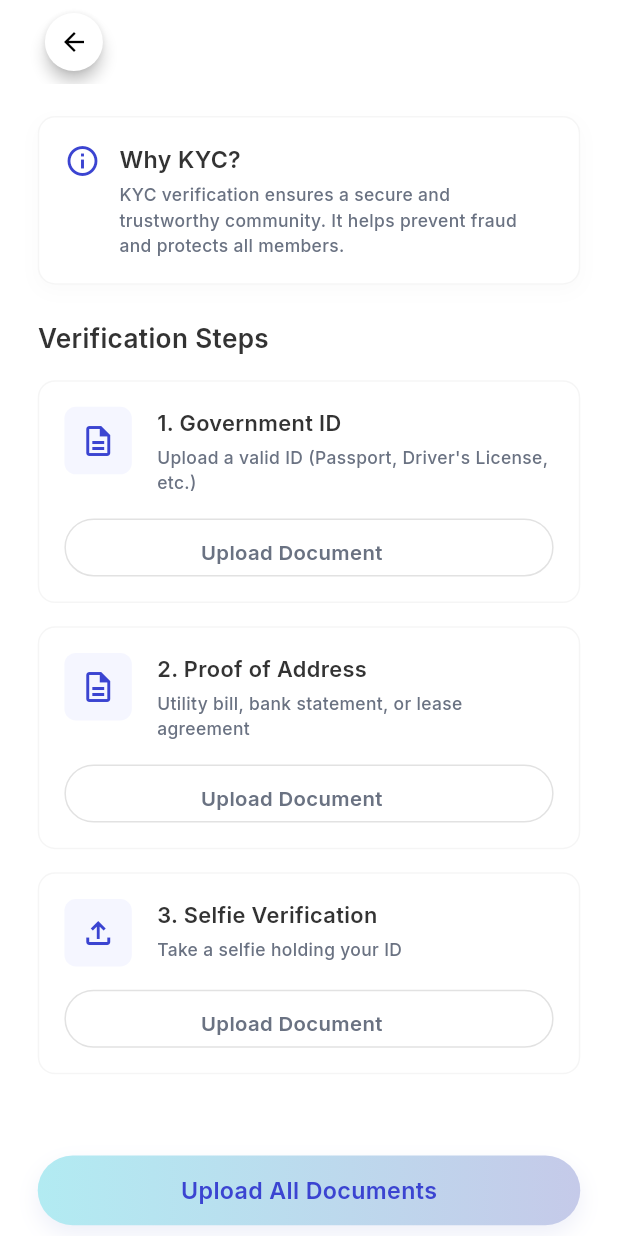
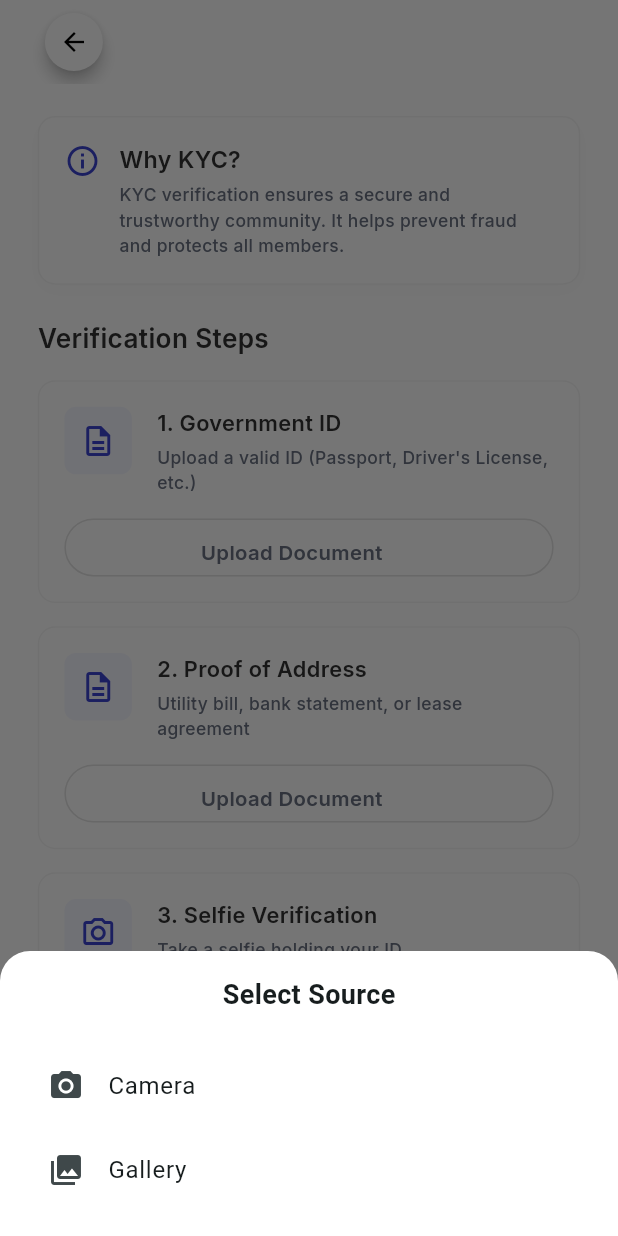
Before and after one commit to mdarif3499/sudo, a Flutter app: the KycScreen screen opened by its route, after a tap on "Upload Document", on a phone screen of 412 x 824 dp. Run offline on Flutter 3.47's test engine with Material 3 defaults, Android fonts, the phone set to English and light mode, and no system bars; our stand-ins replace cached_network_image, cookie_jar, dio, dio_cookie_manager, flutter_screenutil, flutter_svg and 9 more; accounts and stored records are empty; project files that could hold a hidden picture were left out.

Commit message:
Add KYC screen and controller for document verification process

```diff
--- /dev/null
+++ b/lib/auth/controller/kyc_controller.dart
@@ -0,0 +1,86 @@
+import 'package:flutter/material.dart';
+import 'package:get/get.dart';
+import 'package:image_picker/image_picker.dart';
+import 'package:sudo/config/route/app_routes.dart';
+
+class KycController extends GetxController {
+  final ImagePicker _picker = ImagePicker();
+
+  var governmentIdPath = "".obs;
+  var proofOfAddressPath = "".obs;
+  var selfiePath = "".obs;
+
+  bool get isAllUploaded =>
+      governmentIdPath.isNotEmpty &&
+      proofOfAddressPath.isNotEmpty &&
+      selfiePath.isNotEmpty;
+
+  Future<void> pickDocument(int step) async {
+    Get.bottomSheet(
+      Container(
+        padding: const EdgeInsets.all(16),
+        decoration: const BoxDecoration(
+          color: Colors.white,
+          borderRadius: BorderRadius.vertical(top: Radius.circular(20)),
+        ),
+        child: Column(
+          mainAxisSize: MainAxisSize.min,
+          children: [
+            const Text(
+              "Select Source",
+              style: TextStyle(fontSize: 18, fontWeight: FontWeight.bold),
+            ),
+            const SizedBox(height: 20),
+            ListTile(
+              leading: const Icon(Icons.camera_alt),
+              title: const Text("Camera"),
+              onTap: () async {
+                Get.back();
+                final XFile? image = await _picker.pickImage(
+                  source: ImageSource.camera,
+                );
+                _setPath(step, image?.path);
+              },
+            ),
+            ListTile(
+              leading: const Icon(Icons.photo_library),
+              title: const Text("Gallery"),
+              onTap: () async {
+                Get.back();
+                final XFile? image = await _picker.pickImage(
+                  source: ImageSource.gallery,
+                );
+                _setPath(step, image?.path);
+              },
+            ),
+          ],
+        ),
+      ),
+    );
+  }
+
+  void _setPath(int step, String? path) {
+    if (path != null) {
+      if (step == 1) {
+        governmentIdPath.value = path;
+      } else if (step == 2) {
+        proofOfAddressPath.value = path;
+      } else if (step == 3) {
+        selfiePath.value = path;
+      }
+    }
+  }
+
+  void submitKyc() {
+    if (isAllUploaded) {
+      Get.snackbar(
+        "Success",
+        "KYC Documents submitted successfully",
+        snackPosition: SnackPosition.BOTTOM,
+        backgroundColor: Colors.green,
+        colorText: Colors.white,
+      );
+
+      Get.toNamed(AppRoutes.login);
+  }}
+}
--- a/lib/auth/kyc_screen.dart
+++ b/lib/auth/kyc_screen.dart
@@ -1,33 +1,102 @@
 import 'package:flutter/material.dart';
 import 'package:flutter_screenutil/flutter_screenutil.dart';
+import 'package:get/get.dart';
 import '../../component/button/common_button.dart';
 import '../../component/text/common_text.dart';
 import '../../utils/constants/app_colors.dart';
 import '../component/common_appbar/common_appbar.dart';
+import 'controller/kyc_controller.dart';
 
 class KycScreen extends StatelessWidget {
-  const KycScreen({super.key});
+  KycScreen({super.key});
+
+  final KycController controller = Get.put(KycController());
 
   @override
   Widget build(BuildContext context) {
     return Scaffold(
       backgroundColor: AppColors.white,
-      appBar: CommonAppBar(),
+      appBar: const CommonAppBar(),
       body: SingleChildScrollView(
         padding: EdgeInsets.symmetric(horizontal: 24.w),
         child: Column(
           crossAxisAlignment: CrossAxisAlignment.start,
           children: [
             SizedBox(height: 20.h),
-            Container(
+            _buildWhyKycCard(),
+            SizedBox(height: 24.h),
+            CommonText(
+              text: "Verification Steps",
+              fontSize: 18,
+              fontWeight: FontWeight.w600,
+            ),
+            SizedBox(height: 16.h),
+
+            // Step 1: Government ID
+            Obx(() => _buildKycStep(
+                  number: "1",
+                  title: "Government ID",
+                  description: controller.governmentIdPath.isEmpty
+                      ? "Upload a valid ID (Passport, Driver's License, etc.)"
+                      : "ID Selected: ${controller.governmentIdPath.value.split('/').last}",
+                  icon: Icons.description_outlined,
+                  isUploaded: controller.governmentIdPath.isNotEmpty,
+                  onTap: () => controller.pickDocument(1),
+                )),
+
+            // Step 2: Proof of Address
+            Obx(() => _buildKycStep(
+                  number: "2",
+                  title: "Proof of Address",
+                  description: controller.proofOfAddressPath.isEmpty
+                      ? "Utility bill, bank statement, or lease agreement"
+                      : "Document Selected: ${controller.proofOfAddressPath.value.split('/').last}",
+                  icon: Icons.description_outlined,
+                  isUploaded: controller.proofOfAddressPath.isNotEmpty,
+                  onTap: () => controller.pickDocument(2),
+                )),
+
+            // Step 3: Selfie Verification
+            Obx(() => _buildKycStep(
+                  number: "3",
+                  title: "Selfie Verification",
+                  description: controller.selfiePath.isEmpty
+                      ? "Take a selfie holding your ID"
+                      : "Selfie captured",
+                  icon: Icons.camera_alt_outlined,
+                  isUploaded: controller.selfiePath.isNotEmpty,
+                  onTap: () => controller.pickDocument(3),
+                )),
+
+            SizedBox(height: 40.h),
+
+            // Bottom Button: Upload All Documents
+            Obx(() => CommonButton(
+                  titleText: "Upload All Documents",
+                  buttonColor: controller.isAllUploaded ? null : Colors.grey.shade300,
+                  gradient: controller.isAllUploaded ? AppColors.primaryGradient : null,
+                  titleColor: controller.isAllUploaded ? Colors.white : Colors.grey,
+                  onTap: controller.isAllUploaded
+                      ? () => controller.submitKyc()
+                      : null,
+                )),
+            SizedBox(height: 24.h),
+          ],
+        ),
+      ),
+    );
+  }
+
+  Widget _buildWhyKycCard() {
+    return Container(
       padding: EdgeInsets.all(16.w),
       decoration: BoxDecoration(
         color: AppColors.white,
         borderRadius: BorderRadius.circular(12.r),
-                border: Border.all(color: Colors.grey.withValues(alpha: 0.1)),
+        border: Border.all(color: Colors.grey.withOpacity(0.1)),
         boxShadow: [
           BoxShadow(
-                    color: Colors.black.withValues(alpha: 0.02),
+            color: Colors.black.withOpacity(0.02),
             blurRadius: 10,
             offset: const Offset(0, 4),
           ),
@@ -59,50 +128,6 @@ class KycScreen extends StatelessWidget {
           ),
         ],
       ),
-            ),
-            SizedBox(height: 24.h),
-            CommonText(
-              text: "Verification Steps",
-              fontSize: 18,
-              fontWeight: FontWeight.w600,
-            ),
-            SizedBox(height: 16.h),
-            _buildKycStep(
-              number: "1",
-              title: "Government ID",
-              description: "Upload a valid ID (Passport, Driver's License, etc.)",
-              icon: Icons.description_outlined,
-            ),
-            _buildKycStep(
-              number: "2",
-              title: "Proof of Address",
-              description: "Utility bill, bank statement, or lease agreement",
-              icon: Icons.description_outlined,
-            ),
-            _buildKycStep(
-              number: "3",
-              title: "Selfie Verification",
-              description: "Take a selfie holding your ID",
-              icon: Icons.file_upload_outlined,
-            ),
-            SizedBox(height: 40.h),
-            CommonButton(
-              titleText: "Upload All Documents",
-              gradient: LinearGradient(
-                colors: [
-                  const Color(0xFFB2EBF2),
-                  const Color(0xFFC5CAE9),
-                ],
-              ),
-              titleColor: AppColors.buttonGradientEnd,
-              onTap: () {
-                // Handle upload
-              },
-            ),
-            SizedBox(height: 24.h),
-          ],
-        ),
-      ),
     );
   }
 
@@ -111,6 +136,8 @@ class KycScreen extends StatelessWidget {
     required String title,
     required String description,
     required IconData icon,
+    required bool isUploaded,
+    required VoidCallback onTap,
   }) {
     return Container(
       margin: EdgeInsets.only(bottom: 16.h),
@@ -118,7 +145,7 @@ class KycScreen extends StatelessWidget {
       decoration: BoxDecoration(
         color: AppColors.white,
         borderRadius: BorderRadius.circular(12.r),
-        border: Border.all(color: Colors.grey.withValues(alpha: 0.1)),
+        border: Border.all(color: Colors.grey.withOpacity(0.1)),
       ),
       child: Column(
         children: [
@@ -147,25 +174,26 @@ class KycScreen extends StatelessWidget {
                     CommonText(
                       text: description,
                       fontSize: 12,
-                      color: AppColors.textSecondaryColor,
+                      color: isUploaded ? Colors.green : AppColors.textSecondaryColor,
                     ),
                   ],
                 ),
               ),
+              if (isUploaded)
+                const Icon(Icons.check_circle, color: Colors.green, size: 20),
             ],
           ),
           SizedBox(height: 16.h),
           CommonButton(
-            titleText: "Upload Document",
+            titleText: isUploaded ? "Change Document" : "Upload Document",
             buttonHeight: 40,
             buttonRadius: 20,
             buttonColor: Colors.white,
-            borderColor: Colors.grey.withValues(alpha: 0.3),
-            titleColor: AppColors.textSecondaryColor,
+            borderColor: Colors.grey.withOpacity(0.3),
+            titleColor: isUploaded ? Colors.green : AppColors.textSecondaryColor,
             titleSize: 14,
-            showIcon: true,
-            iconPath: null, // Default arrow or upload icon
-            onTap: () {},
+            showIcon: !isUploaded,
+            onTap: onTap,
           ),
         ],
       ),
--- a/lib/config/route/app_routes.dart
+++ b/lib/config/route/app_routes.dart
@@ -49,7 +49,7 @@ class AppRoutes {
     GetPage(name: auth, page: () => const AuthScreen()),
     GetPage(name: login, page: () => const LoginScreen()),
     GetPage(name: register, page: () => const RegisterScreen()),
-    GetPage(name: kyc, page: () => const KycScreen()),
+    GetPage(name: kyc, page: () =>  KycScreen()),
     GetPage(name: forgotPassword, page: () => const ForgotPasswordScreen()),
     GetPage(name: resetPassword, page: () => const ResetPasswordScreen()),
     GetPage(name: success, page: () => const SuccessScreen()),
```
Lines whose indentation alone changed are shown as unchanged.
